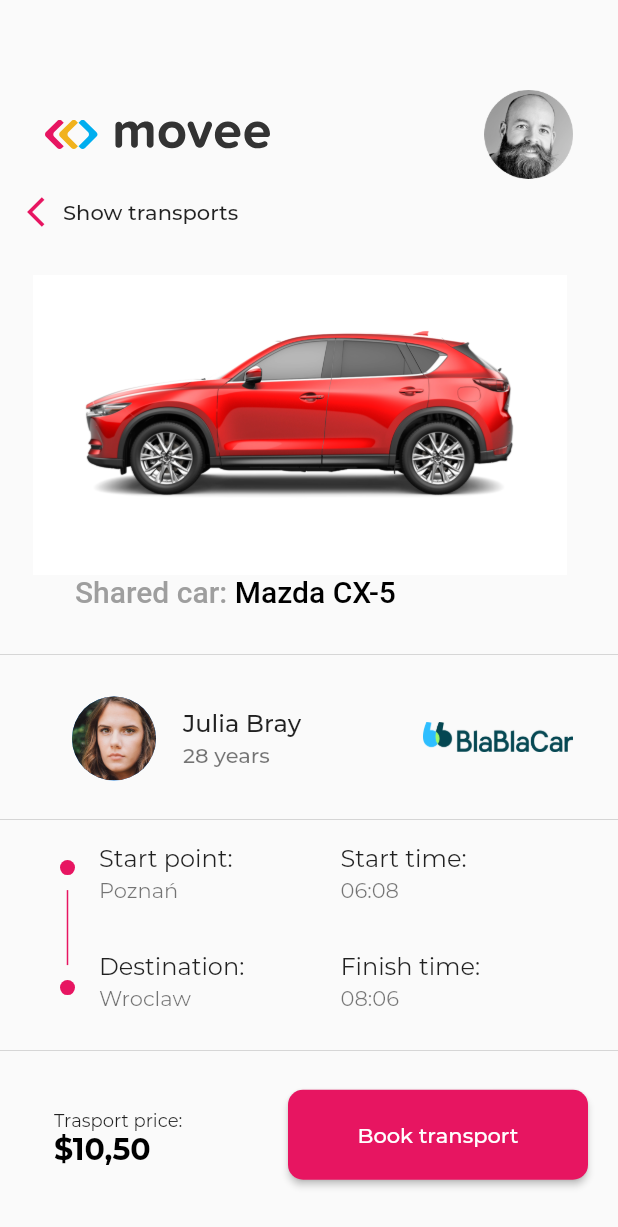
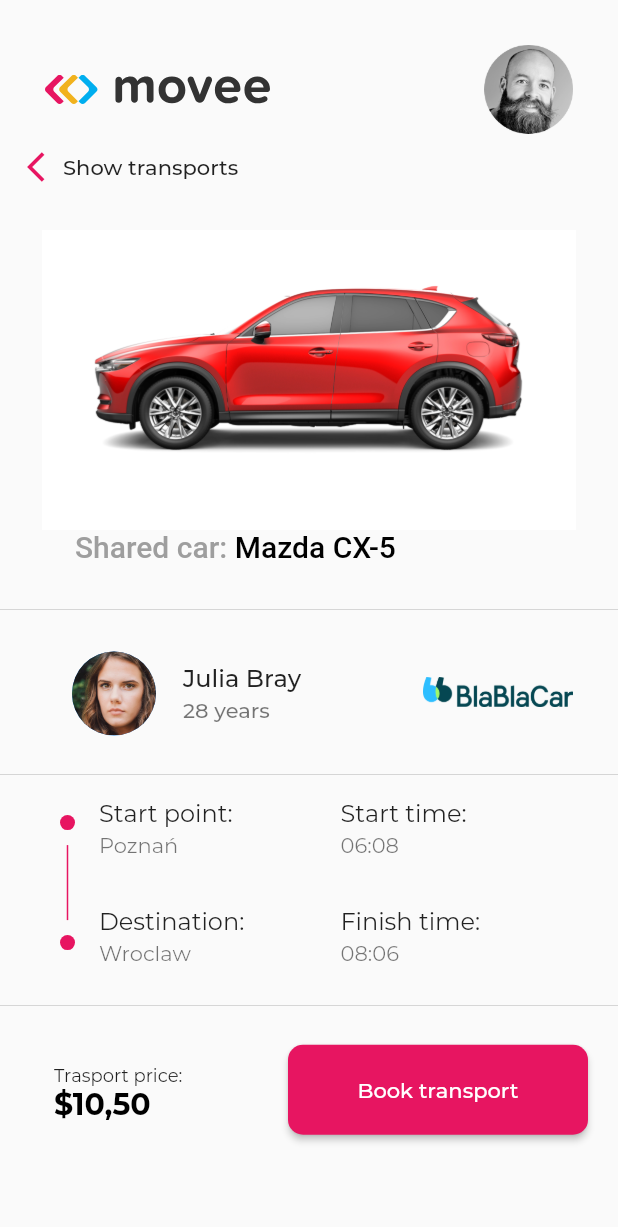
Before and after one commit to OdilonDamasceno/movee, a Flutter app: the DetailsPage screen opened directly, on a phone screen of 412 x 824 dp. Shown: the top 1227 px of the screen. Run offline on Flutter 3.47's test engine with Material 2 defaults, Android fonts, the phone set to English and light mode, and no system bars; our stand-ins replace flutter_svg; Roboto replaces fonts that are missing (MonstSerrat).

```diff
--- a/lib/pages/details_page.dart
+++ b/lib/pages/details_page.dart
@@ -6,12 +6,10 @@ class DetailsPage extends StatelessWidget {
   @override
   Widget build(BuildContext context) {
     return Scaffold(
-      body: Column(
-        crossAxisAlignment: CrossAxisAlignment.start,
-        mainAxisAlignment: MainAxisAlignment.start,
+      body: ListView(
         children: <Widget>[
           Padding(
-            padding: EdgeInsets.only(left: 30, right: 30, bottom: 10, top: 60),
+            padding: EdgeInsets.only(left: 30, right: 30, bottom: 10, top: 30),
             child: Row(
               mainAxisAlignment: MainAxisAlignment.spaceBetween,
               children: <Widget>[
@@ -45,9 +43,12 @@ class DetailsPage extends StatelessWidget {
             ),
           ),
           Container(
-            width: 400,
+            alignment: Alignment.center,
             height: 200,
-            child: Image.asset('assets/images/car.png'),
+            child: Image.asset(
+              'assets/images/car.png',
+              fit: BoxFit.contain,
+            ),
           ),
           Padding(
             padding: EdgeInsets.only(left: 50),
```
